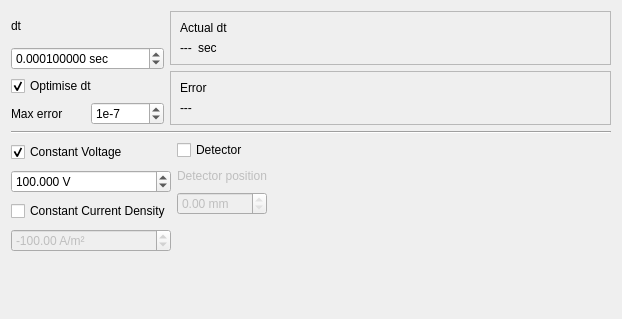
First picture: the form in src/inputparameters.ui, repository hobrasoft/simul6, before the edit.
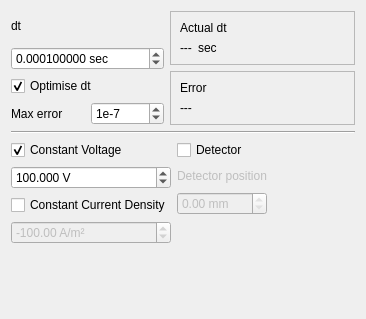
Second picture: the form after the edit.

```diff
--- a/src/inputparameters.ui
+++ b/src/inputparameters.ui
@@ -6,7 +6,7 @@
    <rect>
     <x>0</x>
     <y>0</y>
-    <width>622</width>
+    <width>366</width>
     <height>319</height>
    </rect>
   </property>
@@ -162,6 +162,16 @@
    </item>
    <item row="2" column="0" colspan="2">
     <layout class="QGridLayout" name="gridLayout_5">
+     <item row="2" column="0">
+      <widget class="QCheckBox" name="f_constant_current">
+       <property name="enabled">
+        <bool>true</bool>
+       </property>
+       <property name="text">
+        <string>Constant Current Density</string>
+       </property>
+      </widget>
+     </item>
      <item row="0" column="0">
       <widget class="QCheckBox" name="f_constant_voltage">
        <property name="text">
@@ -213,15 +223,18 @@
        </property>
       </widget>
      </item>
-     <item row="2" column="0">
-      <widget class="QCheckBox" name="f_constant_current">
-       <property name="enabled">
-        <bool>true</bool>
+     <item row="4" column="0">
+      <spacer name="verticalSpacer_2">
+       <property name="orientation">
+        <enum>Qt::Vertical</enum>
        </property>
-       <property name="text">
-        <string>Constant Current Density</string>
+       <property name="sizeHint" stdset="0">
+        <size>
+         <width>20</width>
+         <height>19</height>
+        </size>
        </property>
-      </widget>
+      </spacer>
      </item>
     </layout>
    </item>
@@ -285,19 +298,6 @@
      </item>
     </layout>
    </item>
-   <item row="3" column="0">
-    <spacer name="verticalSpacer_2">
-     <property name="orientation">
-      <enum>Qt::Vertical</enum>
-     </property>
-     <property name="sizeHint" stdset="0">
-      <size>
-       <width>20</width>
-       <height>19</height>
-      </size>
-     </property>
-    </spacer>
-   </item>
   </layout>
  </widget>
  <tabstops>
```
